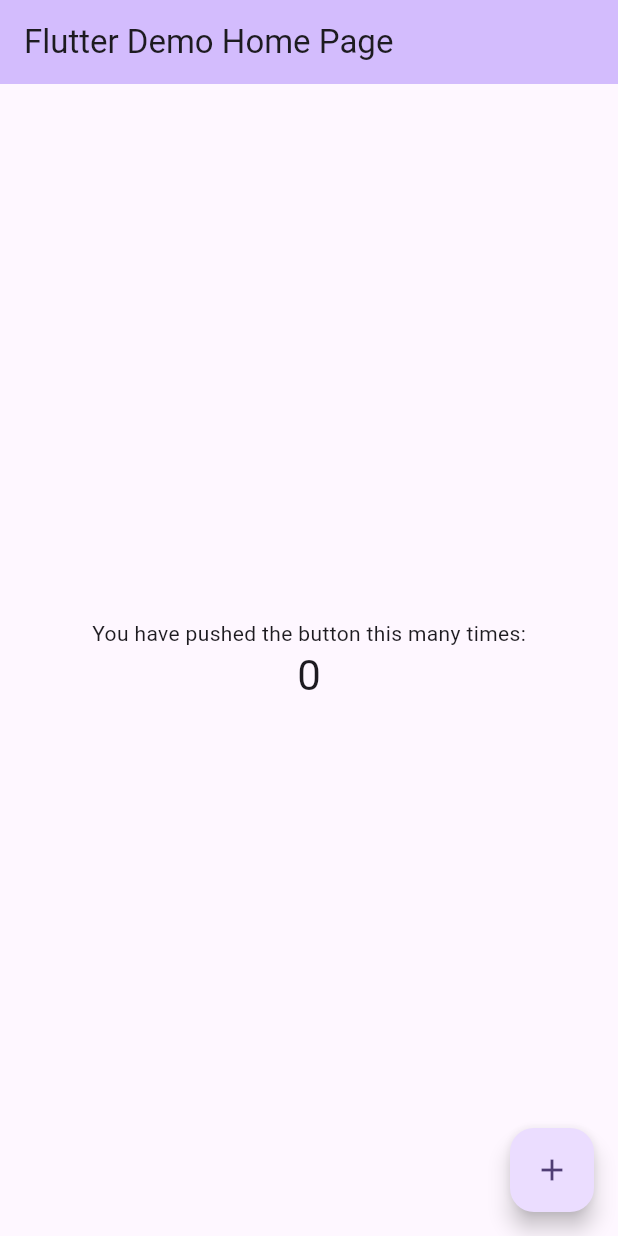
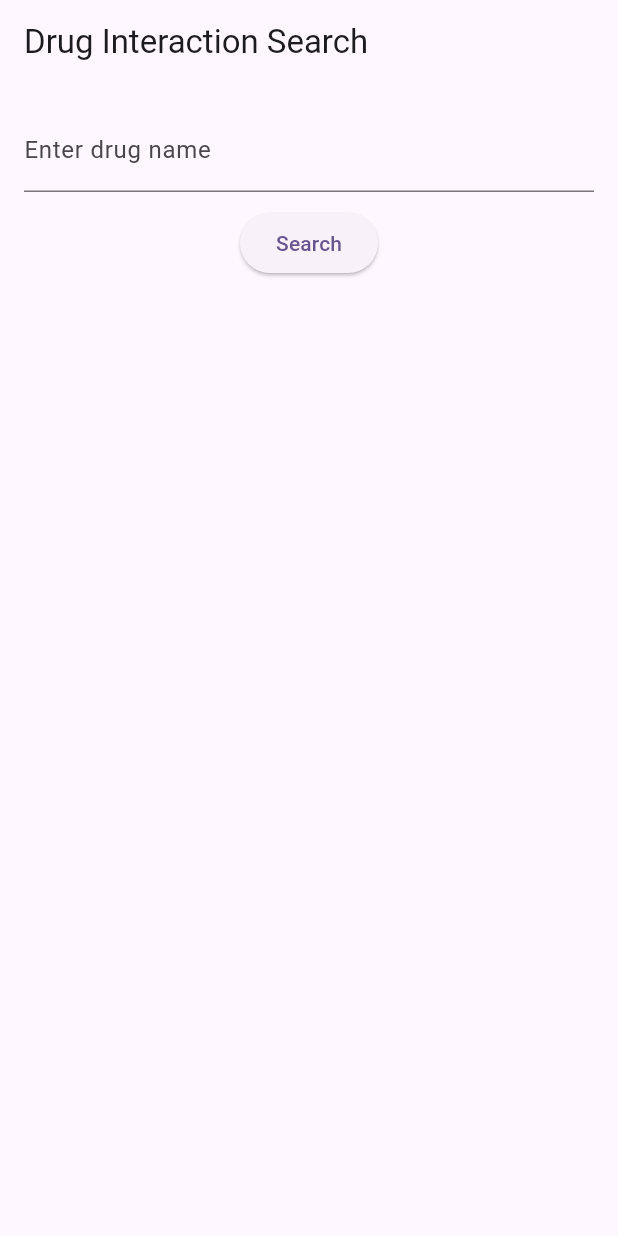
Before and after one commit to lolasanchezz/drugapp, a Flutter app: the screen it shows after launch, on a phone screen of 412 x 824 dp. Run offline on Flutter 3.47's test engine with Material 3 defaults, Android fonts, the phone set to English and light mode, and no system bars.

Commit message:
main: attempt to add fetch

```diff
--- a/lib/main.dart
+++ b/lib/main.dart
@@ -1,4 +1,6 @@
 import 'package:flutter/material.dart';
+import 'package:http/http.dart' as http;
+import 'dart:convert';
 
 void main() {
   runApp(const MyApp());
@@ -7,116 +9,113 @@ void main() {
 class MyApp extends StatelessWidget {
   const MyApp({super.key});
 
-  // This widget is the root of your application.
   @override
   Widget build(BuildContext context) {
     return MaterialApp(
-      title: 'Flutter Demo',
+      title: 'Drug Interaction App',
       theme: ThemeData(
-        // This is the theme of your application.
-        //
-        // TRY THIS: Try running your application with "flutter run". You'll see
-        // the application has a purple toolbar. Then, without quitting the app,
-        // try changing the seedColor in the colorScheme below to Colors.green
-        // and then invoke "hot reload" (save your changes or press the "hot
-        // reload" button in a Flutter-supported IDE, or press "r" if you used
-        // the command line to start the app).
-        //
-        // Notice that the counter didn't reset back to zero; the application
-        // state is not lost during the reload. To reset the state, use hot
-        // restart instead.
-        //
-        // This works for code too, not just values: Most code changes can be
-        // tested with just a hot reload.
         colorScheme: ColorScheme.fromSeed(seedColor: Colors.deepPurple),
       ),
-      home: const MyHomePage(title: 'Flutter Demo Home Page'),
+      home: const DrugInteractionSearch(),
     );
   }
 }
 
-class MyHomePage extends StatefulWidget {
-  const MyHomePage({super.key, required this.title});
-
-  // This widget is the home page of your application. It is stateful, meaning
-  // that it has a State object (defined below) that contains fields that affect
-  // how it looks.
-
-  // This class is the configuration for the state. It holds the values (in this
-  // case the title) provided by the parent (in this case the App widget) and
-  // used by the build method of the State. Fields in a Widget subclass are
-  // always marked "final".
-
-  final String title;
+class DrugInteractionSearch extends StatefulWidget {
+  const DrugInteractionSearch({super.key});
 
   @override
-  State<MyHomePage> createState() => _MyHomePageState();
+  _DrugInteractionSearchState createState() => _DrugInteractionSearchState();
 }
 
-class _MyHomePageState extends State<MyHomePage> {
-  int _counter = 0;
+class _DrugInteractionSearchState extends State<DrugInteractionSearch> {
+  final TextEditingController _controller = TextEditingController();
+  List<dynamic> _results = [];
+  String? _error;
+  bool _loading = false;
 
-  void _incrementCounter() {
+  Future<void> _handleSearch() async {
+    final drugName = _controller.text.trim();
+    if (drugName.isEmpty) {
+      setState(() {
+        _error = 'Please enter a drug name.';
+      });
+      return;
+    }
+
     setState(() {
-      // This call to setState tells the Flutter framework that something has
-      // changed in this State, which causes it to rerun the build method below
-      // so that the display can reflect the updated values. If we changed
-      // _counter without calling setState(), then the build method would not be
-      // called again, and so nothing would appear to happen.
-      _counter++;
+      _error = null; // Clear previous errors
+      _results = []; // Clear previous results
+      _loading = true; // Set loading state
     });
+
+    try {
+      final response = await http.get(
+        Uri.parse('https://api.fda.gov/drug/label.json?search=drug_interactions:${Uri.encodeComponent(drugName)}&limit=10'),
+      );
+
+      if (response.statusCode != 200) {
+        throw Exception('Network response was not ok');
+      }
+
+      final data = json.decode(response.body);
+      setState(() {
+        _results = data['results'] ?? [];
+      });
+    } catch (err) {
+      setState(() {
+        _error = err.toString();
+      });
+    } finally {
+      setState(() {
+        _loading = false; // Reset loading state
+      });
+    }
   }
 
   @override
   Widget build(BuildContext context) {
-    // This method is rerun every time setState is called, for instance as done
-    // by the _incrementCounter method above.
-    //
-    // The Flutter framework has been optimized to make rerunning build methods
-    // fast, so that you can just rebuild anything that needs updating rather
-    // than having to individually change instances of widgets.
     return Scaffold(
       appBar: AppBar(
-        // TRY THIS: Try changing the color here to a specific color (to
-        // Colors.amber, perhaps?) and trigger a hot reload to see the AppBar
-        // change color while the other colors stay the same.
-        backgroundColor: Theme.of(context).colorScheme.inversePrimary,
-        // Here we take the value from the MyHomePage object that was created by
-        // the App.build method, and use it to set our appbar title.
-        title: Text(widget.title),
+        title: const Text('Drug Interaction Search'),
       ),
-      body: Center(
-        // Center is a layout widget. It takes a single child and positions it
-        // in the middle of the parent.
+      body: Padding(
+        padding: const EdgeInsets.all(16.0),
         child: Column(
-          // Column is also a layout widget. It takes a list of children and
-          // arranges them vertically. By default, it sizes itself to fit its
-          // children horizontally, and tries to be as tall as its parent.
-          //
-          // Column has various properties to control how it sizes itself and
-          // how it positions its children. Here we use mainAxisAlignment to
-          // center the children vertically; the main axis here is the vertical
-          // axis because Columns are vertical (the cross axis would be
-          // horizontal).
-          //
-          // TRY THIS: Invoke "debug painting" (choose the "Toggle Debug Paint"
-          // action in the IDE, or press "p" in the console), to see the
-          // wireframe for each widget.
-          mainAxisAlignment: MainAxisAlignment.center,
-          children: <Widget>[
-            const Text('You have pushed the button this many times:'),
-            Text(
-              '$_counter',
-              style: Theme.of(context).textTheme.headlineMedium,
+          children: [
+            TextField(
+              controller: _controller,
+              decoration: const InputDecoration(
+                labelText: 'Enter drug name',
+              ),
+            ),
+            const SizedBox(height: 10),
+            ElevatedButton(
+              onPressed: _loading ? null : _handleSearch,
+              child: Text(_loading ? 'Searching...' : 'Search'),
+            ),
+            if (_error != null) ...[
+              const SizedBox(height: 10),
+              Text(_error!, style: const TextStyle(color: Colors.red)),
+            ],
+            const SizedBox(height: 10),
+            Expanded(
+              child: ListView.builder(
+                itemCount: _results.length,
+                itemBuilder: (context, index) {
+                  final result = _results[index];
+                  final brandNames = result['openfda']['brand_name']?.join(', ') ?? 'No brand name available';
+                  final interactions = result['drug_interaction']?.join(', ') ?? 'No interactions found';
+                  return ListTile(
+                    title: Text(brandNames),
+                    subtitle: Text(interactions),
+                  );
+                },
+              ),
             ),
           ],
         ),
       ),
-      floatingActionButton: FloatingActionButton(
-        onPressed: _incrementCounter,
-        tooltip: 'Increment',
-        child: const Icon(Icons.add),
-      ), // This trailing comma makes auto-formatting nicer for build methods.
     );
   }
 }
--- a/pubspec.yaml
+++ b/pubspec.yaml
@@ -34,6 +34,7 @@ dependencies:
   # The following adds the Cupertino Icons font to your application.
   # Use with the CupertinoIcons class for iOS style icons.
   cupertino_icons: ^1.0.8
+  http: ^1.3.0
 
 dev_dependencies:
   flutter_test:
```
Also changed, not shown: pubspec.lock.
